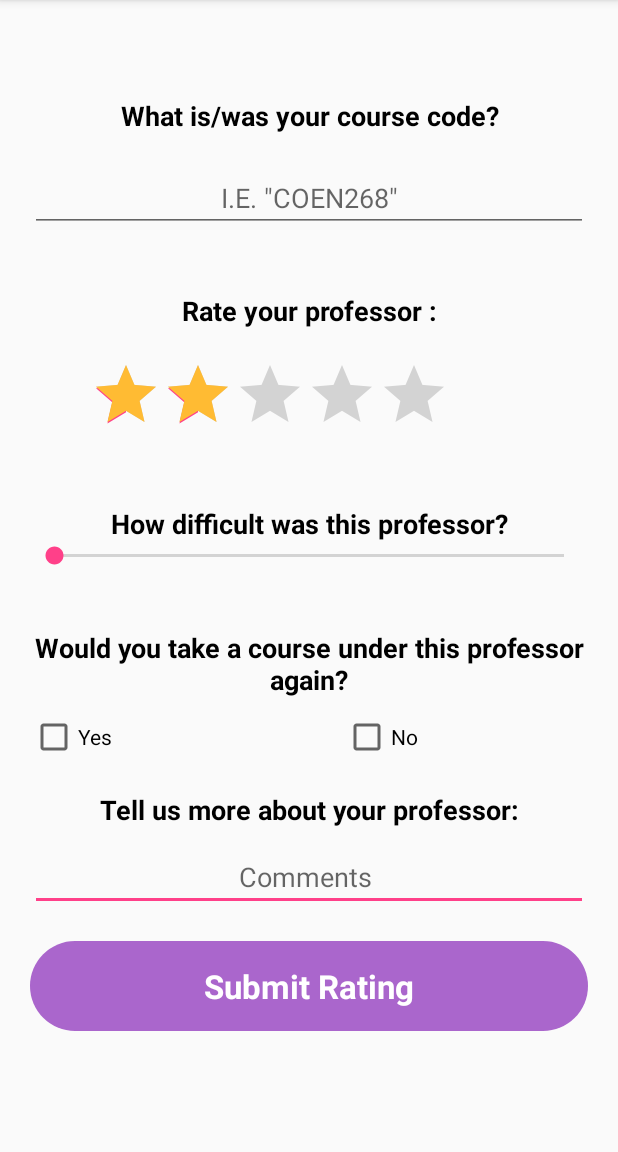
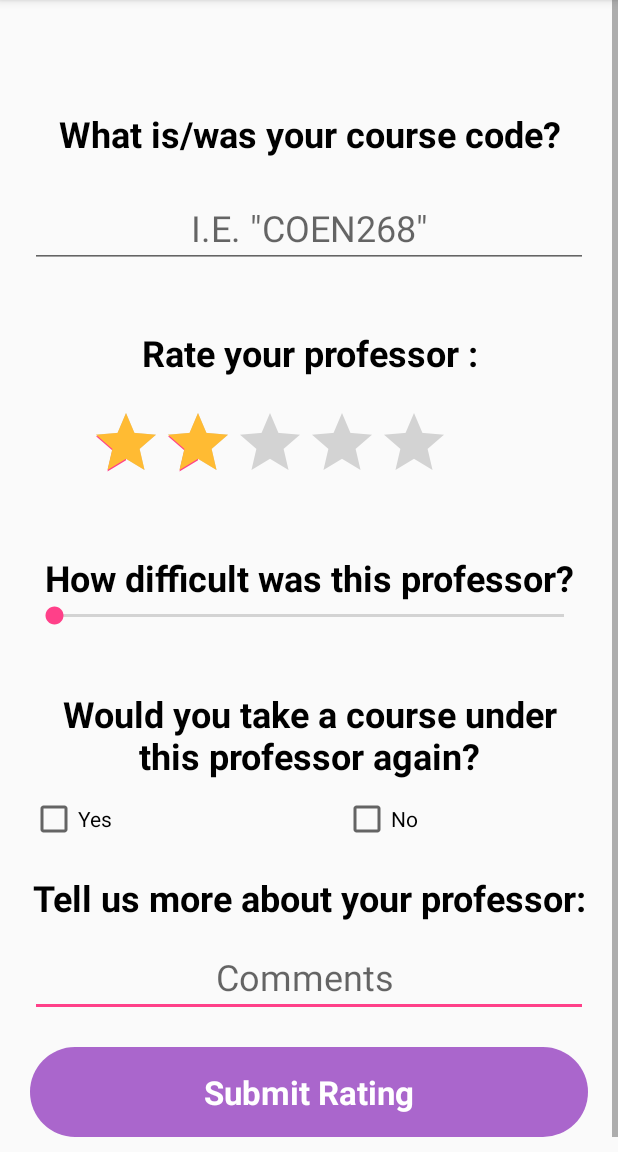
Before and after one commit to ankitabatni/PocketCampus, an Android app: the RateProfessor screen opened directly, with no data from a screen before it, on a phone screen of 412 x 824 dp, the part 84-1236 px from its top. Run offline under Robolectric (Android 15) with nearby library versions, the phone set to English and light mode, and no system bars; our stand-ins replace Firebase (no records; nobody signed in at launch, a user with empty details on screens opened directly); 3 statements that could not run were skipped.

Commit message:
ui changes

```diff
--- a/app/src/main/res/layout/activity_rate_professor.xml
+++ b/app/src/main/res/layout/activity_rate_professor.xml
@@ -27,7 +27,7 @@
                 android:layout_marginLeft="20dp"
                 android:layout_marginRight="20dp"
                 android:textAlignment="center"
-                android:textSize="18sp" />
+                android:textSize="24sp" />
 
             <TextView
                 android:id="@+id/textView11"
@@ -40,7 +40,7 @@
                 android:text="What is/was your course code?"
                 android:textAlignment="center"
                 android:textColor="@color/common_google_signin_btn_text_dark_focused"
-                android:textSize="18sp"
+                android:textSize="24sp"
                 android:textStyle="bold" />
 
             <EditText
@@ -53,7 +53,8 @@
                 android:ems="10"
                 android:hint='I.E. "COEN268"'
                 android:inputType="textPersonName"
-                android:textAlignment="center" />
+                android:textAlignment="center"
+                android:textSize="24sp" />
 
             <TextView
                 android:id="@+id/textView13"
@@ -65,7 +66,7 @@
                 android:text="Rate your professor :"
                 android:textAlignment="center"
                 android:textColor="@color/common_google_signin_btn_text_dark_focused"
-                android:textSize="18sp"
+                android:textSize="24sp"
                 android:textStyle="bold" />
 
             <RatingBar
@@ -90,7 +91,7 @@
                 android:text="How difficult was this professor?"
                 android:textAlignment="center"
                 android:textColor="@color/common_google_signin_btn_text_dark_focused"
-                android:textSize="18sp"
+                android:textSize="24sp"
                 android:textStyle="bold" />
 
             <SeekBar
@@ -98,7 +99,8 @@
                 android:layout_width="match_parent"
                 android:layout_height="wrap_content"
                 android:layout_marginLeft="20dp"
-                android:layout_marginRight="20dp" />
+                android:layout_marginRight="20dp"
+                android:layout_weight="0.11" />
 
             <TextView
                 android:id="@+id/textView15"
@@ -110,7 +112,7 @@
                 android:text="Would you take a course under this professor again?"
                 android:textAlignment="center"
                 android:textColor="@color/common_google_signin_btn_text_dark_focused"
-                android:textSize="18sp"
+                android:textSize="24sp"
                 android:textStyle="bold" />
 
             <LinearLayout
@@ -150,7 +152,7 @@
                 android:text="Tell us more about your professor:"
                 android:textAlignment="center"
                 android:textColor="@color/common_google_signin_btn_text_dark_focused"
-                android:textSize="18sp"
+                android:textSize="24sp"
                 android:textStyle="bold" />
 
             <EditText
@@ -164,7 +166,8 @@
                 android:ems="10"
                 android:hint="Comments "
                 android:inputType="textMultiLine"
-                android:textAlignment="center" />
+                android:textAlignment="center"
+                android:textSize="24sp" />
 
             <Button
                 android:id="@+id/submitRating_button"
```
